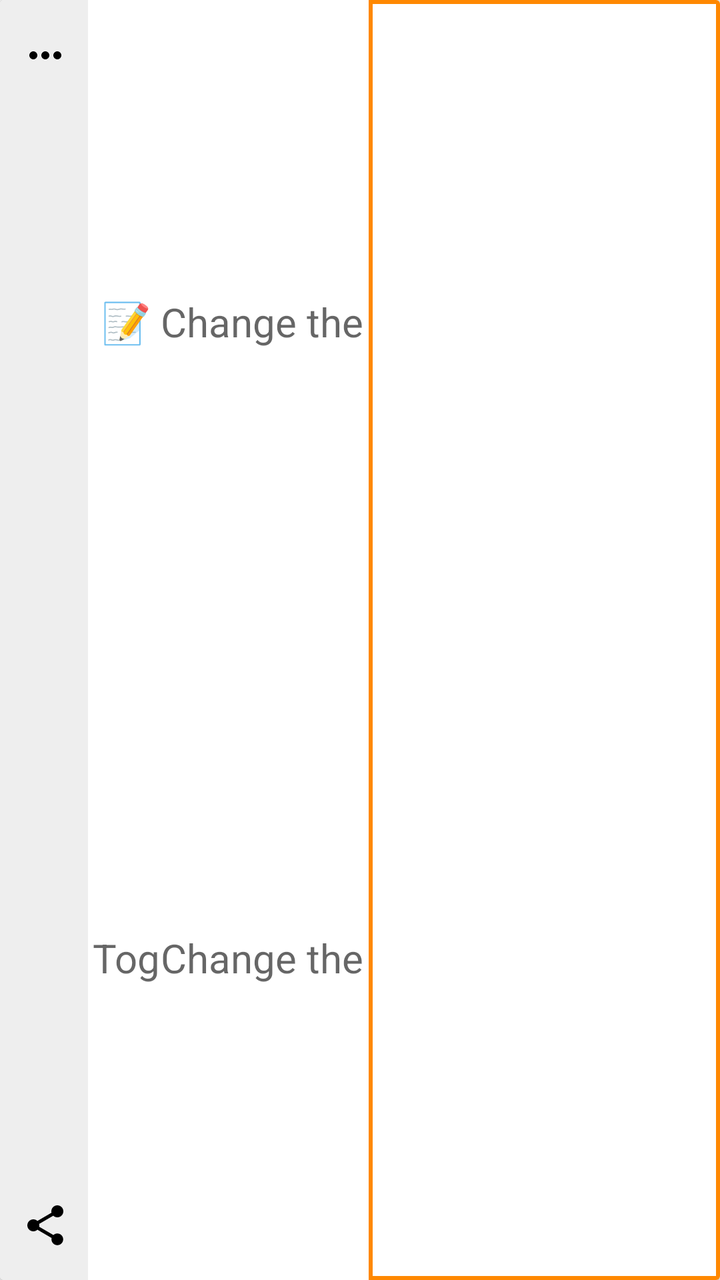
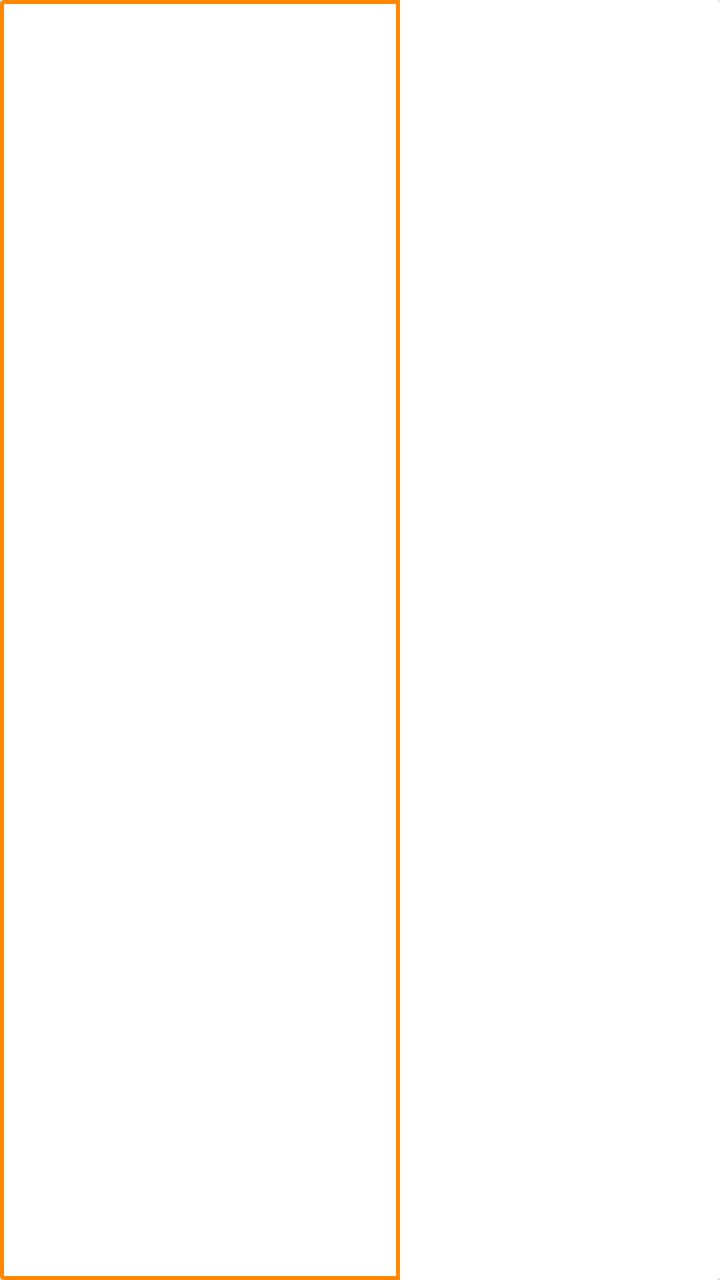

Two renders of the same Android screen: before a commit and after it. Below are the layout's source before the change and the commit's diff.
<!-- AndroidManifest.xml: application theme AppTheme -->
<!-- res/layout/item_remit.xml -->
<?xml version="1.0" encoding="utf-8"?>
<androidx.cardview.widget.CardView
    xmlns:android="http://schemas.android.com/apk/res/android"
    android:id="@+id/remit_item_view"
    android:layout_width="match_parent"
    android:layout_height="90dp"
    android:layout_marginTop="3dp"
    android:layout_marginBottom="3dp">

    <LinearLayout
        android:layout_width="match_parent"
        android:layout_height="match_parent"
        android:orientation="horizontal"
        android:baselineAligned="false">

        <FrameLayout
            android:layout_width="44dp"
            android:layout_height="match_parent"
            android:paddingTop="15dp"
            android:paddingBottom="15dp"
            android:paddingStart="10dp"
            android:background="@color/colorChalk"
            android:orientation="vertical"
            android:clickable="true"
            android:focusable="true">

            <ImageButton
                android:id="@+id/remit_contact_button"
                android:layout_width="25dp"
                android:layout_height="25dp"
                android:layout_gravity="top"
                android:background="@color/colorChalk"
                android:src="@drawable/ic_baseline_more_horiz_24px"
                android:contentDescription="@string/description_decrement_percentage_text"/>

            <ImageButton
                android:id="@+id/remit_share_button"
                android:layout_width="25dp"
                android:layout_height="25dp"
                android:layout_gravity="bottom"
                android:background="@color/colorChalk"
                android:src="@drawable/ic_menu_share"
                android:contentDescription="@string/description_decrement_percentage_text"/>

        </FrameLayout>

        <LinearLayout
            android:id="@+id/remit_stats_view"
            android:layout_width="0dp"
            android:layout_height="match_parent"
            android:layout_weight=".4"
            android:padding="2dp"
            android:orientation="vertical"
            android:gravity="end"
            android:clickable="true"
            android:focusable="true">

            <LinearLayout
                android:layout_width="match_parent"
                android:layout_height="0dp"
                android:layout_weight=".5"
                android:orientation="horizontal"
                android:layout_gravity="center"
                android:gravity="center">

                <TextView
                    android:id="@+id/remit_memo_text"
                    android:layout_width="0dp"
                    android:layout_height="match_parent"
                    android:layout_weight=".25"
                    android:background="#fff"
                    android:textSize="@dimen/text_size_paragraph_title"
                    android:textColor="#000"
                    android:gravity="center"
                    android:text="📝"
                    android:inputType="numberDecimal"
                    android:imeOptions="actionDone"
                    android:importantForAutofill="no"
                    android:hint="Toggle the type of this remit"/>

                <TextView
                    android:id="@+id/remit_time_text"
                    android:layout_width="0dp"
                    android:layout_height="match_parent"
                    android:layout_weight=".75"
                    android:background="#fff"
                    android:textSize="@dimen/text_size_paragraph_title"
                    android:textColor="#000"
                    android:gravity="center"
                    android:inputType="numberDecimal"
                    android:imeOptions="actionDone"
                    android:importantForAutofill="no"
                    android:hint="Change the date of this remit"/>

            </LinearLayout>


            <LinearLayout
                android:layout_width="match_parent"
                android:layout_height="0dp"
                android:layout_weight=".5"
                android:orientation="horizontal"
                android:layout_gravity="center"
                android:gravity="center">

                <TextView
                    android:id="@+id/remit_type_text"
                    android:layout_width="0dp"
                    android:layout_height="match_parent"
                    android:layout_weight=".25"
                    android:background="#fff"
                    android:textSize="@dimen/text_size_paragraph_title"
                    android:textColor="#000"
                    android:gravity="center"
                    android:inputType="numberDecimal"
                    android:imeOptions="actionDone"
                    android:importantForAutofill="no"
                    android:hint="Toggle the type of this remit"/>

                <EditText
                    android:id="@+id/remit_amount_text"
                    android:layout_width="0dp"
                    android:layout_height="match_parent"
                    android:layout_weight=".75"
                    android:background="#fff"
                    android:textSize="@dimen/text_size_paragraph_title"
                    android:textColor="#000"
                    android:gravity="center"
                    android:inputType="numberDecimal"
                    android:imeOptions="actionDone"
                    android:importantForAutofill="no"
                    android:hint="Change the amount of this remit"/>

            </LinearLayout>

        </LinearLayout>

        <FrameLayout
            android:id="@+id/remit_text_view"
            android:layout_width="0dp"
            android:layout_height="match_parent"
            android:layout_weight=".5"
            android:padding="2dp"
            android:background="@color/colorHeat">

            <LinearLayout
                android:layout_width="match_parent"
                android:layout_height="match_parent"
                android:padding="2dp"
                android:background="#fff"
                android:orientation="vertical"
                android:layout_gravity="start|center_vertical">

                <LinearLayout
                    android:layout_width="match_parent"
                    android:layout_height="0dp"
                    android:layout_weight=".7">

                    <TextView
                        android:id="@+id/remit_primary"
                        android:layout_width="0dp"
                        android:layout_height="match_parent"
                        android:layout_weight=".9"
                        android:layout_margin="4dp"
                        android:textSize="@dimen/text_size_paragraph_title"
                        android:textAppearance="?attr/textAppearanceListItem" />

                    <CheckBox
                        android:id="@+id/remit_type"
                        android:layout_width="5dp"
                        android:layout_height="5dp"
                        android:layout_margin="2dp"
                        android:checked="false" />

                </LinearLayout>

                <TextView
                    android:id="@+id/remit_secondary"
                    android:layout_width="wrap_content"
                    android:layout_height="0dp"
                    android:layout_weight=".3"
                    android:layout_marginStart="4dp"
                    android:textSize="@dimen/text_size_paragraph"
                    android:textAppearance="?attr/textAppearanceListItem" />

            </LinearLayout>

        </FrameLayout>

    </LinearLayout>

</androidx.cardview.widget.CardView>
<!-- resources referenced by this layout -->
<resources>
  <color name="colorChalk">#EEE</color>
  <color name="colorHeat">#FF8800</color>
  <dimen name="text_size_paragraph">16sp</dimen>
  <dimen name="text_size_paragraph_title">20sp</dimen>
  <!-- drawable ic_baseline_more_horiz_24px (drawable) -->
  <vector xmlns:android="http://schemas.android.com/apk/res/android"
      android:width="24dp"
      android:height="24dp"
      android:viewportWidth="24"
      android:viewportHeight="24">
    <path
        android:fillColor="#FF000000"
        android:pathData="M6,10c-1.1,0 -2,0.9 -2,2s0.9,2 2,2 2,-0.9 2,-2 -0.9,-2 -2,-2zM18,10c-1.1,0 -2,0.9 -2,2s0.9,2 2,2 2,-0.9 2,-2 -0.9,-2 -2,-2zM12,10c-1.1,0 -2,0.9 -2,2s0.9,2 2,2 2,-0.9 2,-2 -0.9,-2 -2,-2z"/>
  </vector>
  <!-- drawable ic_menu_share (drawable-v21) -->
  <vector xmlns:android="http://schemas.android.com/apk/res/android"
      android:width="24dp"
      android:height="24dp"
      android:viewportHeight="24.0"
      android:viewportWidth="24.0">
      <path
          android:fillColor="#FF000000"
          android:pathData="M18,16.08c-0.76,0 -1.44,0.3 -1.96,0.77L8.91,12.7c0.05,-0.23 0.09,-0.46 0.09,-0.7s-0.04,-0.47 -0.09,-0.7l7.05,-4.11c0.54,0.5 1.25,0.81 2.04,0.81 1.66,0 3,-1.34 3,-3s-1.34,-3 -3,-3 -3,1.34 -3,3c0,0.24 0.04,0.47 0.09,0.7L8.04,9.81C7.5,9.31 6.79,9 6,9c-1.66,0 -3,1.34 -3,3s1.34,3 3,3c0.79,0 1.5,-0.31 2.04,-0.81l7.12,4.16c-0.05,0.21 -0.08,0.43 -0.08,0.65 0,1.61 1.31,2.92 2.92,2.92 1.61,0 2.92,-1.31 2.92,-2.92s-1.31,-2.92 -2.92,-2.92z" />
  </vector>
  <string name="description_decrement_percentage_text">Press this button to decrease the percentage of your total donation amount to be allocated to this charity on each converted smile or stride</string>
  <style name="AppTheme" parent="Theme.AppCompat.Light.DarkActionBar">
          <item name="colorPrimary">@color/colorPrimary</item>
          <item name="colorPrimaryDark">@color/colorPrimaryDark</item>
          <item name="colorAccent">@color/colorCheer</item>
          <item name="popupMenuStyle">@style/AppTheme.PopupOverlay</item>
          <item name="android:datePickerDialogTheme">@style/AppTheme.DataPicker</item>
      </style>
  <color name="colorPrimary">#048AF1</color>
  <color name="colorPrimaryDark">#0567CB</color>
  <color name="colorCheer">#F7BA28</color>
  <style name="AppTheme.PopupOverlay" parent="@android:style/Widget.PopupMenu">
          <item name="android:background">@color/colorPrimary</item>
      </style>
  <style name="AppTheme.DataPicker" parent="Theme.AppCompat.Light.Dialog">
          <item name="colorAccent">@color/colorPrimaryDark</item>
      </style>
</resources>

<!-- the commit's change to res/layout/item_remit.xml (unified diff, before → after) -->
@@ -12,128 +12,6 @@
         android:layout_height="match_parent"
         android:orientation="horizontal"
         android:baselineAligned="false">
-
-        <FrameLayout
-            android:layout_width="44dp"
-            android:layout_height="match_parent"
-            android:paddingTop="15dp"
-            android:paddingBottom="15dp"
-            android:paddingStart="10dp"
-            android:background="@color/colorChalk"
-            android:orientation="vertical"
-            android:clickable="true"
-            android:focusable="true">
-
-            <ImageButton
-                android:id="@+id/remit_contact_button"
-                android:layout_width="25dp"
-                android:layout_height="25dp"
-                android:layout_gravity="top"
-                android:background="@color/colorChalk"
-                android:src="@drawable/ic_baseline_more_horiz_24px"
-                android:contentDescription="@string/description_decrement_percentage_text"/>
-
-            <ImageButton
-                android:id="@+id/remit_share_button"
-                android:layout_width="25dp"
-                android:layout_height="25dp"
-                android:layout_gravity="bottom"
-                android:background="@color/colorChalk"
-                android:src="@drawable/ic_menu_share"
-                android:contentDescription="@string/description_decrement_percentage_text"/>
-
-        </FrameLayout>
-
-        <LinearLayout
-            android:id="@+id/remit_stats_view"
-            android:layout_width="0dp"
-            android:layout_height="match_parent"
-            android:layout_weight=".4"
-            android:padding="2dp"
-            android:orientation="vertical"
-            android:gravity="end"
-            android:clickable="true"
-            android:focusable="true">
-
-            <LinearLayout
-                android:layout_width="match_parent"
-                android:layout_height="0dp"
-                android:layout_weight=".5"
-                android:orientation="horizontal"
-                android:layout_gravity="center"
-                android:gravity="center">
-
-                <TextView
-                    android:id="@+id/remit_memo_text"
-                    android:layout_width="0dp"
-                    android:layout_height="match_parent"
-                    android:layout_weight=".25"
-                    android:background="#fff"
-                    android:textSize="@dimen/text_size_paragraph_title"
-                    android:textColor="#000"
-                    android:gravity="center"
-                    android:text="📝"
-                    android:inputType="numberDecimal"
-                    android:imeOptions="actionDone"
-                    android:importantForAutofill="no"
-                    android:hint="Toggle the type of this remit"/>
-
-                <TextView
-                    android:id="@+id/remit_time_text"
-                    android:layout_width="0dp"
-                    android:layout_height="match_parent"
-                    android:layout_weight=".75"
-                    android:background="#fff"
-                    android:textSize="@dimen/text_size_paragraph_title"
-                    android:textColor="#000"
-                    android:gravity="center"
-                    android:inputType="numberDecimal"
-                    android:imeOptions="actionDone"
-                    android:importantForAutofill="no"
-                    android:hint="Change the date of this remit"/>
-
-            </LinearLayout>
-
-
-            <LinearLayout
-                android:layout_width="match_parent"
-                android:layout_height="0dp"
-                android:layout_weight=".5"
-                android:orientation="horizontal"
-                android:layout_gravity="center"
-                android:gravity="center">
-
-                <TextView
-                    android:id="@+id/remit_type_text"
-                    android:layout_width="0dp"
-                    android:layout_height="match_parent"
-                    android:layout_weight=".25"
-                    android:background="#fff"
-                    android:textSize="@dimen/text_size_paragraph_title"
-                    android:textColor="#000"
-                    android:gravity="center"
-                    android:inputType="numberDecimal"
-                    android:imeOptions="actionDone"
-                    android:importantForAutofill="no"
-                    android:hint="Toggle the type of this remit"/>
-
-                <EditText
-                    android:id="@+id/remit_amount_text"
-                    android:layout_width="0dp"
-                    android:layout_height="match_parent"
-                    android:layout_weight=".75"
-                    android:background="#fff"
-                    android:textSize="@dimen/text_size_paragraph_title"
-                    android:textColor="#000"
-                    android:gravity="center"
-                    android:inputType="numberDecimal"
-                    android:imeOptions="actionDone"
-                    android:importantForAutofill="no"
-                    android:hint="Change the amount of this remit"/>
-
-            </LinearLayout>
-
-        </LinearLayout>
 
         <FrameLayout
             android:id="@+id/remit_text_view"
@@ -165,13 +43,6 @@
                         android:textSize="@dimen/text_size_paragraph_title"
                         android:textAppearance="?attr/textAppearanceListItem" />
 
-                    <CheckBox
-                        android:id="@+id/remit_type"
-                        android:layout_width="5dp"
-                        android:layout_height="5dp"
-                        android:layout_margin="2dp"
-                        android:checked="false" />
-
                 </LinearLayout>
 
                 <TextView
@@ -187,6 +58,17 @@
 
         </FrameLayout>
 
+        <LinearLayout
+            android:id="@+id/remit_amount"
+            android:layout_width="0dp"
+            android:layout_height="match_parent"
+            android:layout_weight=".4"
+            android:clickable="true"
+            android:focusable="true"
+            android:gravity="end"
+            android:orientation="vertical"
+            android:padding="2dp" />
+
     </LinearLayout>
 
 </androidx.cardview.widget.CardView>
<!-- resource entries referenced after the edit -->
@@ -1,30 +1,8 @@
 <!-- resources referenced by this layout -->
 <resources>
-  <color name="colorChalk">#EEE</color>
   <color name="colorHeat">#FF8800</color>
   <dimen name="text_size_paragraph">16sp</dimen>
   <dimen name="text_size_paragraph_title">20sp</dimen>
-  <!-- drawable ic_baseline_more_horiz_24px (drawable) -->
-  <vector xmlns:android="http://schemas.android.com/apk/res/android"
-      android:width="24dp"
-      android:height="24dp"
-      android:viewportWidth="24"
-      android:viewportHeight="24">
-    <path
-        android:fillColor="#FF000000"
-        android:pathData="M6,10c-1.1,0 -2,0.9 -2,2s0.9,2 2,2 2,-0.9 2,-2 -0.9,-2 -2,-2zM18,10c-1.1,0 -2,0.9 -2,2s0.9,2 2,2 2,-0.9 2,-2 -0.9,-2 -2,-2zM12,10c-1.1,0 -2,0.9 -2,2s0.9,2 2,2 2,-0.9 2,-2 -0.9,-2 -2,-2z"/>
-  </vector>
-  <!-- drawable ic_menu_share (drawable-v21) -->
-  <vector xmlns:android="http://schemas.android.com/apk/res/android"
-      android:width="24dp"
-      android:height="24dp"
-      android:viewportHeight="24.0"
-      android:viewportWidth="24.0">
-      <path
-          android:fillColor="#FF000000"
-          android:pathData="M18,16.08c-0.76,0 -1.44,0.3 -1.96,0.77L8.91,12.7c0.05,-0.23 0.09,-0.46 0.09,-0.7s-0.04,-0.47 -0.09,-0.7l7.05,-4.11c0.54,0.5 1.25,0.81 2.04,0.81 1.66,0 3,-1.34 3,-3s-1.34,-3 -3,-3 -3,1.34 -3,3c0,0.24 0.04,0.47 0.09,0.7L8.04,9.81C7.5,9.31 6.79,9 6,9c-1.66,0 -3,1.34 -3,3s1.34,3 3,3c0.79,0 1.5,-0.31 2.04,-0.81l7.12,4.16c-0.05,0.21 -0.08,0.43 -0.08,0.65 0,1.61 1.31,2.92 2.92,2.92 1.61,0 2.92,-1.31 2.92,-2.92s-1.31,-2.92 -2.92,-2.92z" />
-  </vector>
-  <string name="description_decrement_percentage_text">Press this button to decrease the percentage of your total donation amount to be allocated to this charity on each converted smile or stride</string>
   <style name="AppTheme" parent="Theme.AppCompat.Light.DarkActionBar">
           <item name="colorPrimary">@color/colorPrimary</item>
           <item name="colorPrimaryDark">@color/colorPrimaryDark</item>
